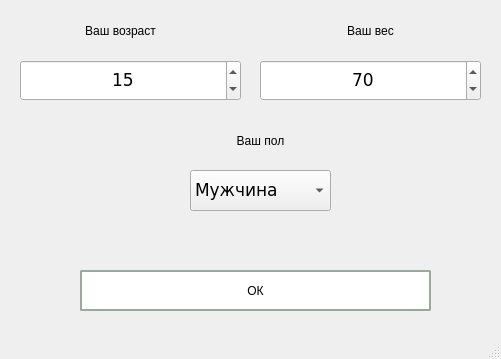
This is start_quests.ui in CicadaInc/biostat as Qt 5 draws it before an edit. The edited form follows.
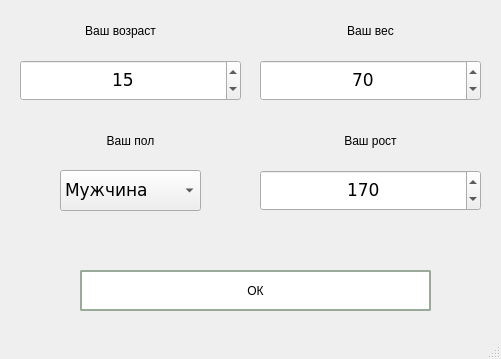
This is the edited form.

Diff of the .ui file:
```diff
--- a/start_quests.ui
+++ b/start_quests.ui
@@ -103,7 +103,7 @@
    <widget class="QLabel" name="label_2">
     <property name="geometry">
      <rect>
-      <x>150</x>
+      <x>20</x>
       <y>120</y>
       <width>221</width>
       <height>41</height>
@@ -123,7 +123,7 @@
    <widget class="QComboBox" name="genderChoice">
     <property name="geometry">
      <rect>
-      <x>190</x>
+      <x>60</x>
       <y>170</y>
       <width>141</width>
       <height>41</height>
@@ -219,6 +219,68 @@
      <set>Qt::AlignCenter</set>
     </property>
    </widget>
+   <widget class="QLabel" name="label_4">
+    <property name="geometry">
+     <rect>
+      <x>260</x>
+      <y>120</y>
+      <width>221</width>
+      <height>41</height>
+     </rect>
+    </property>
+    <property name="styleSheet">
+     <string notr="true">font: 13pt &quot;verdana&quot;; 
+box-shadow: 4px 4px 4px rgba(8, 8, 8, 0.5)</string>
+    </property>
+    <property name="text">
+     <string>Ваш рост</string>
+    </property>
+    <property name="alignment">
+     <set>Qt::AlignCenter</set>
+    </property>
+   </widget>
+   <widget class="QSpinBox" name="heightInput">
+    <property name="geometry">
+     <rect>
+      <x>260</x>
+      <y>170</y>
+      <width>221</width>
+      <height>41</height>
+     </rect>
+    </property>
+    <property name="font">
+     <font>
+      <family>verdana</family>
+      <pointsize>13</pointsize>
+      <weight>50</weight>
+      <italic>false</italic>
+      <bold>false</bold>
+     </font>
+    </property>
+    <property name="styleSheet">
+     <string notr="true">font: 13pt &quot;verdana&quot;; 
+background-color: rgb(255, 255, 255); 
+border-radius: 2px; 
+border: 2px solid #9a9; 
+box-shadow: 4px 4px 4px rgba(8, 8, 8, 0.5)} 
+QPushButton:hover {background-color: rgba(231, 253, 255, 0.7); border: 2px solid #9a9;</string>
+    </property>
+    <property name="alignment">
+     <set>Qt::AlignCenter</set>
+    </property>
+    <property name="minimum">
+     <number>70</number>
+    </property>
+    <property name="maximum">
+     <number>300</number>
+    </property>
+    <property name="singleStep">
+     <number>1</number>
+    </property>
+    <property name="value">
+     <number>170</number>
+    </property>
+   </widget>
   </widget>
   <widget class="QMenuBar" name="menubar">
    <property name="geometry">
```
Left out of the diff: 4 changed lines with no effect on the pictures.
